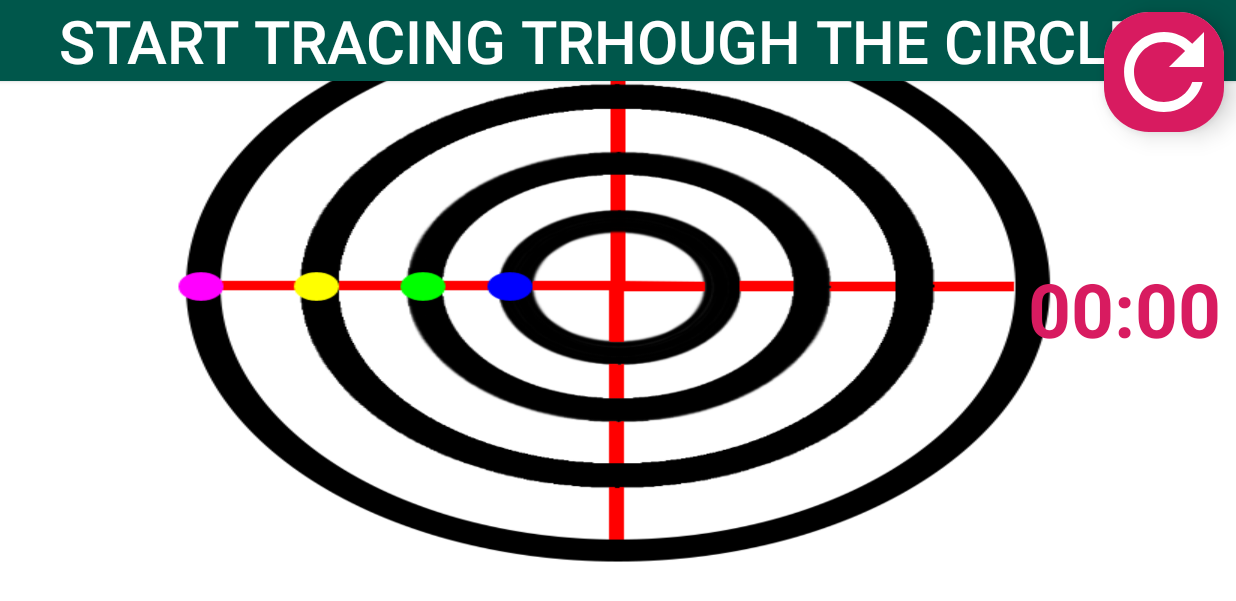
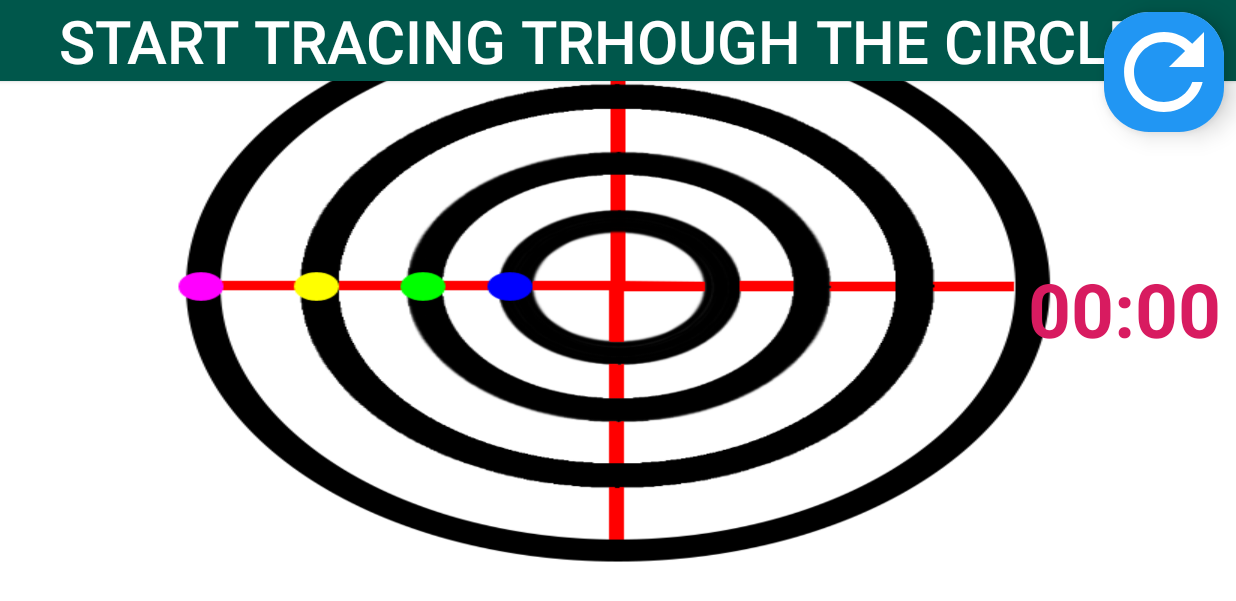
Before and after one commit to AthulKrishna14310/ConcentricCircleDraw_on_release, an Android app: the MainActivity screen opened directly, with no data from a screen before it, on a phone screen of 824 x 412 dp (held sideways). Shown: the top 601 px of the screen. Run offline under Robolectric (Android 15) with nearby library versions, the phone set to English and light mode, and no system bars; libraries missing offline, so code that uses them is left out: com.crowdfire.cfalertdialog.

Commit message:
Refresh button color changed  and color for continue changed

```diff
--- a/app/src/main/res/layout/activity_main.xml
+++ b/app/src/main/res/layout/activity_main.xml
@@ -41,9 +41,11 @@
             android:id="@+id/refreshButton"
             android:layout_width="80dp"
             android:layout_height="80dp"
-            android:background="@color/colorAccent"
+            android:background="@color/colorLightBlue"
             android:foreground="@drawable/ic_refresh_black_24dp" />
+
      </android.support.v7.widget.CardView>
+
     <Chronometer
         android:layout_width="wrap_content"
         android:layout_height="wrap_content"
--- a/app/src/main/res/layout/activity_try_ur_self.xml
+++ b/app/src/main/res/layout/activity_try_ur_self.xml
@@ -43,7 +43,7 @@
             android:layout_height="60dp"
             android:id="@+id/refreshButton"
             android:foreground="@drawable/ic_refresh_black_24dp"
-            android:background="@color/colorAccent"
+            android:background="@color/colorLightBlue"
             />
     </android.support.v7.widget.CardView>
     <Chronometer
--- a/app/src/main/res/values/colors.xml
+++ b/app/src/main/res/values/colors.xml
@@ -4,4 +4,5 @@
     <color name="colorPrimaryDark">#00574B</color>
     <color name="colorAccent">#D81B60</color>
     <color name="black_overlay">#66000000</color>
+    <color name="colorLightBlue">#2196f3</color>
 </resources>
```
